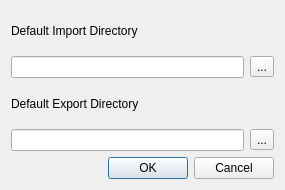
Old version of the form qfieldsync/ui/preferences_dialog.ui in the repository opengisch/qfieldsync.
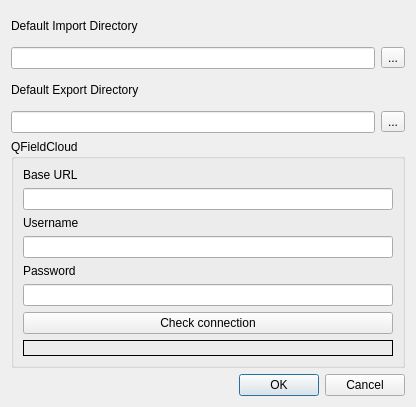
New version of the form. Custom widgets are drawn as their Qt base class.

Commit message: Add QFieldCloud connection preferences

Patch:
```diff
--- a/qfieldsync/ui/preferences_dialog.ui
+++ b/qfieldsync/ui/preferences_dialog.ui
@@ -6,8 +6,8 @@
    <rect>
     <x>0</x>
     <y>0</y>
-    <width>285</width>
-    <height>190</height>
+    <width>416</width>
+    <height>407</height>
    </rect>
   </property>
   <property name="windowTitle">
@@ -56,6 +56,62 @@
      </item>
     </layout>
    </item>
+   <item>
+    <widget class="QgsCollapsibleGroupBox" name="mGroupBox">
+     <property name="title">
+      <string>QFieldCloud</string>
+     </property>
+     <layout class="QVBoxLayout" name="verticalLayout_3">
+      <item>
+       <widget class="QLabel" name="label_2">
+        <property name="text">
+         <string>Base URL</string>
+        </property>
+       </widget>
+      </item>
+      <item>
+       <widget class="QLineEdit" name="qfieldcloud_base_url"/>
+      </item>
+      <item>
+       <widget class="QLabel" name="label_6">
+        <property name="text">
+         <string>Username</string>
+        </property>
+       </widget>
+      </item>
+      <item>
+       <widget class="QLineEdit" name="qfieldcloud_username"/>
+      </item>
+      <item>
+       <widget class="QLabel" name="label_4">
+        <property name="text">
+         <string>Password</string>
+        </property>
+       </widget>
+      </item>
+      <item>
+       <widget class="QgsPasswordLineEdit" name="qfieldcloud_password"/>
+      </item>
+      <item>
+       <widget class="QPushButton" name="qfieldcloud_check">
+        <property name="text">
+         <string>Check connection</string>
+        </property>
+       </widget>
+      </item>
+      <item>
+       <widget class="QLabel" name="qfieldcloud_check_result">
+        <property name="frameShape">
+         <enum>QFrame::Box</enum>
+        </property>
+        <property name="text">
+         <string/>
+        </property>
+       </widget>
+      </item>
+     </layout>
+    </widget>
+   </item>
    <item>
     <widget class="QDialogButtonBox" name="button_box">
      <property name="orientation">
@@ -68,6 +124,19 @@
    </item>
   </layout>
  </widget>
+ <customwidgets>
+  <customwidget>
+   <class>QgsCollapsibleGroupBox</class>
+   <extends>QGroupBox</extends>
+   <header>qgscollapsiblegroupbox.h</header>
+   <container>1</container>
+  </customwidget>
+  <customwidget>
+   <class>QgsPasswordLineEdit</class>
+   <extends>QLineEdit</extends>
+   <header>qgspasswordlineedit.h</header>
+  </customwidget>
+ </customwidgets>
  <resources/>
  <connections>
   <connection>
```
The commit also changes 3 other files.
